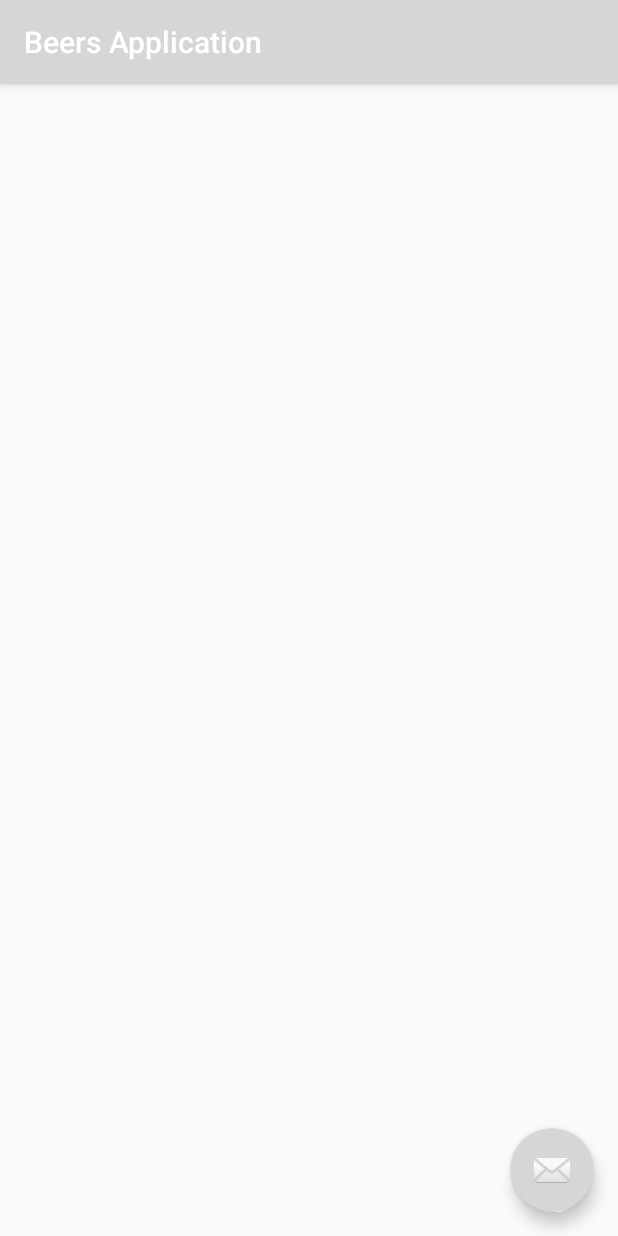
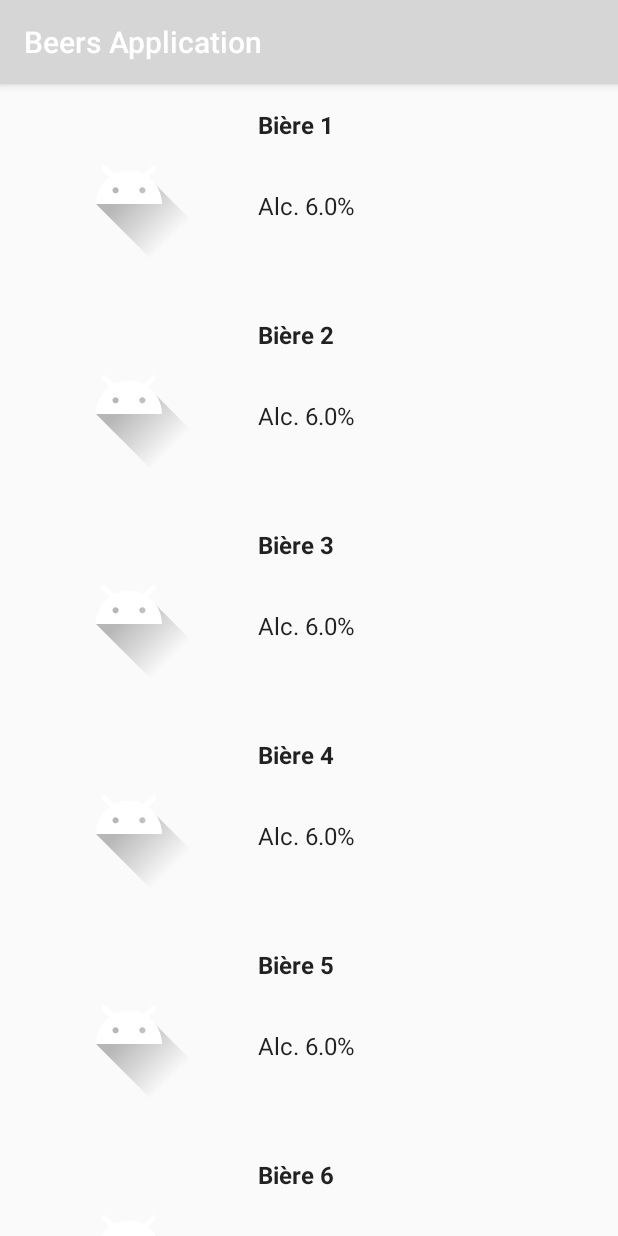
Before and after one commit to maxpo69/Polytech-2017-5A-alternance-GAUTHIER_POMMEL, an Android app: the screen it shows after launch (BeerListActivity), on a phone screen of 412 x 824 dp. Run offline under Robolectric (Android 15) with nearby library versions, the phone set to English and light mode, and no system bars.

Commit message:
first working version with right template

```diff
--- a/app/src/main/java/com/example/epulapp/beersapplication/BeerListActivity.java
+++ b/app/src/main/java/com/example/epulapp/beersapplication/BeerListActivity.java
@@ -12,6 +12,7 @@ import android.support.design.widget.Snackbar;
 import android.view.LayoutInflater;
 import android.view.View;
 import android.view.ViewGroup;
+import android.widget.ImageView;
 import android.widget.TextView;
 
 
@@ -44,15 +45,6 @@ public class BeerListActivity extends AppCompatActivity {
         setSupportActionBar(toolbar);
         toolbar.setTitle(getTitle());
 
-        FloatingActionButton fab = (FloatingActionButton) findViewById(R.id.fab);
-        fab.setOnClickListener(new View.OnClickListener() {
-            @Override
-            public void onClick(View view) {
-                Snackbar.make(view, "Replace with your own action", Snackbar.LENGTH_LONG)
-                        .setAction("Action", null).show();
-            }
-        });
-
         if (findViewById(R.id.beer_detail_container) != null) {
             // The detail container view will be present only in the
             // large-screen layouts (res/values-w900dp).
@@ -73,7 +65,7 @@ public class BeerListActivity extends AppCompatActivity {
     public static class SimpleItemRecyclerViewAdapter
             extends RecyclerView.Adapter<SimpleItemRecyclerViewAdapter.ViewHolder> {
 
-        private final ItemListActivity mParentActivity;
+        private final BeerListActivity mParentActivity;
         private final List<DummyContent.DummyItem> mValues;
         private final boolean mTwoPane;
         private final View.OnClickListener mOnClickListener = new View.OnClickListener() {
@@ -115,9 +107,9 @@ public class BeerListActivity extends AppCompatActivity {
 
         @Override
         public void onBindViewHolder(final ViewHolder holder, int position) {
-            holder.mIdView.setText(mValues.get(position).id);
-            holder.mContentView.setText(mValues.get(position).name);
-
+          //  holder.mImageView.setSou
+            holder.mNameView.setText(mValues.get(position).name);
+            holder.mDegreView.setText("Alc. "+mValues.get(position).abv +"%");
             holder.itemView.setTag(mValues.get(position));
             holder.itemView.setOnClickListener(mOnClickListener);
         }
@@ -128,13 +120,15 @@ public class BeerListActivity extends AppCompatActivity {
         }
 
         class ViewHolder extends RecyclerView.ViewHolder {
-            final TextView mIdView;
-            final TextView mContentView;
+            final ImageView mImageView;
+            final TextView mNameView;
+            final TextView mDegreView;
 
             ViewHolder(View view) {
                 super(view);
-                mIdView = (TextView) view.findViewById(R.id.id_text);
-                mContentView = (TextView) view.findViewById(R.id.content);
+                mImageView = (ImageView) view.findViewById(R.id.image_url);
+                mNameView = (TextView) view.findViewById(R.id.name);
+                mDegreView = (TextView) view.findViewById(R.id.degre);
             }
         }
     }
--- a/app/src/main/java/com/example/epulapp/beersapplication/dummy/DummyContent.java
+++ b/app/src/main/java/com/example/epulapp/beersapplication/dummy/DummyContent.java
@@ -28,7 +28,7 @@ public class DummyContent {
     static {
         // Add some sample items.
         for (int i = 1; i <= COUNT; i++) {
-            addItem(createDummyItem(i, "Bière"+id, "Description de la bière", "https://images.punkapi.com/v2/192.png", 6));
+            addItem(createDummyItem(i, "Bière "+i, "Description de la bière", "https://images.punkapi.com/v2/192.png", 6));
         }
     }
 
--- a/app/src/main/res/layout/activity_beer_list.xml
+++ b/app/src/main/res/layout/activity_beer_list.xml
@@ -30,13 +30,5 @@
         <include layout="@layout/beer_list" />
     </FrameLayout>
 
-    <android.support.design.widget.FloatingActionButton
-        android:id="@+id/fab"
-        android:layout_width="wrap_content"
-        android:layout_height="wrap_content"
-        android:layout_gravity="bottom|end"
-        android:layout_margin="@dimen/fab_margin"
-        app:srcCompat="@android:drawable/ic_dialog_email" />
-
 
 </android.support.design.widget.CoordinatorLayout>
--- a/app/src/main/res/layout/beer_list_content.xml
+++ b/app/src/main/res/layout/beer_list_content.xml
@@ -4,17 +4,31 @@
     android:layout_height="wrap_content"
     android:orientation="horizontal">
 
-    <TextView
-        android:id="@+id/id_text"
+    <ImageView
+        android:id="@+id/image_url"
+        android:src="@drawable/ic_launcher_foreground"
         android:layout_width="wrap_content"
         android:layout_height="wrap_content"
         android:layout_margin="@dimen/text_margin"
         android:textAppearance="?attr/textAppearanceListItem" />
+<LinearLayout
+    android:layout_width="wrap_content"
+    android:layout_height="wrap_content"
+    android:orientation="vertical">
 
     <TextView
-        android:id="@+id/content"
+        android:id="@+id/name"
+        android:textStyle="bold"
+        android:layout_width="wrap_content"
+        android:layout_height="wrap_content"
+        android:layout_margin="@dimen/text_margin"
+        android:textAppearance="?attr/textAppearanceListItem" />
+    <TextView
+        android:id="@+id/degre"
         android:layout_width="wrap_content"
         android:layout_height="wrap_content"
         android:layout_margin="@dimen/text_margin"
         android:textAppearance="?attr/textAppearanceListItem" />
 </LinearLayout>
+
+</LinearLayout>
```
Also changed, not shown: app/src/main/java/com/example/epulapp/beersapplication/BeerDetailActivity.java (+0 -8 lines), app/src/main/res/layout/activity_beer_detail.xml (+0 -9 lines).
